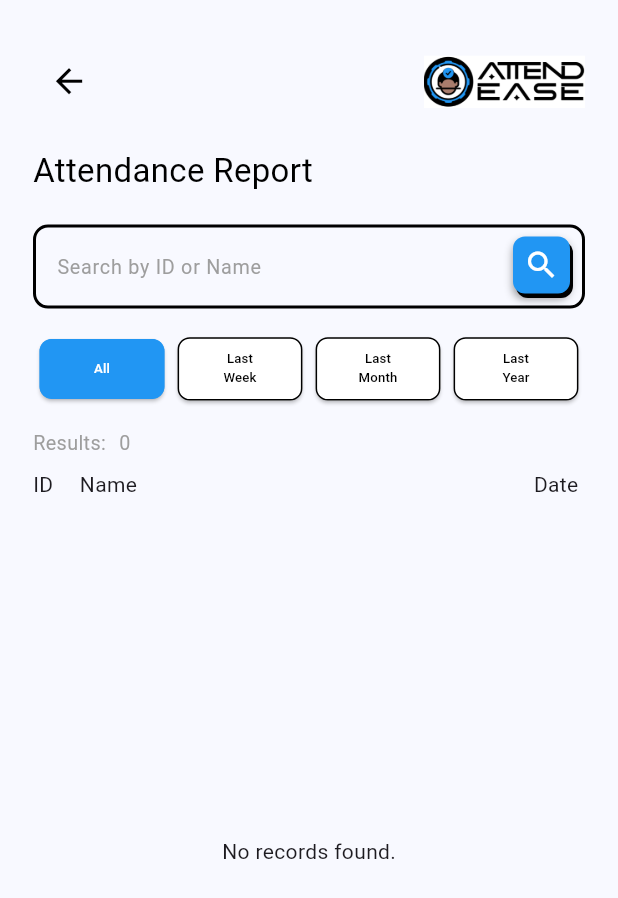
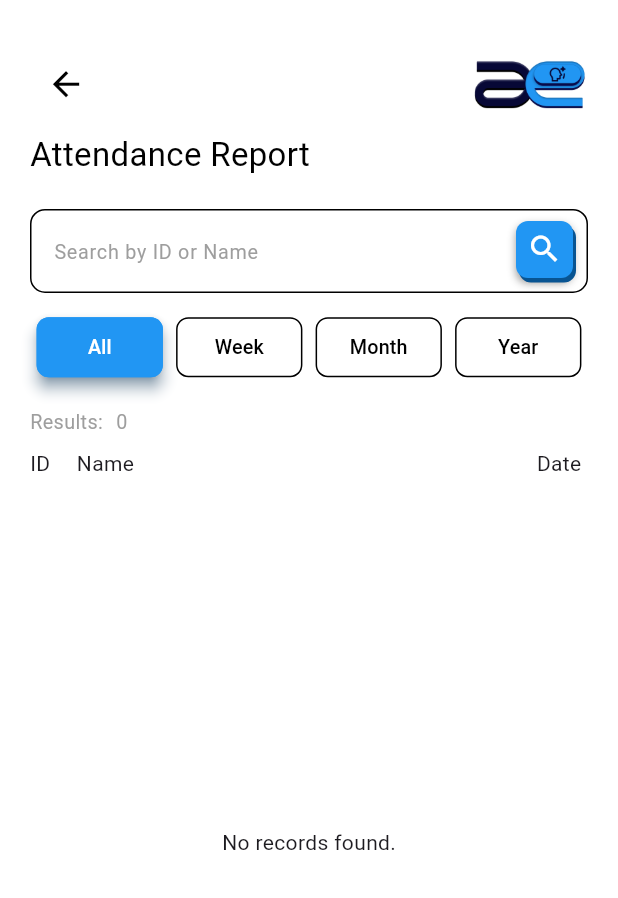
Before and after one commit to Hammadyousaf1/AttendEase, a Flutter app: the screen it shows after launch, item 4 of the bottom bar chosen, after a tap on the "search" icon, on a phone screen of 412 x 824 dp. Shown: the top 898 px of the screen. Run offline on Flutter 3.47's test engine with Material 3 defaults, Android fonts, the phone set to English and light mode, and no system bars; our stand-ins replace camera, carousel_slider, flutter_screenutil, google_fonts, google_nav_bar, permission_handler and 1 more; missing offline and left inert: google_mlkit_face_detection; accounts and stored records are empty.

Commit message:
All Done

```diff
--- a/ae/lib/Dashboard.dart
+++ b/ae/lib/Dashboard.dart
@@ -68,11 +68,27 @@ class _DashboardScreenState extends State<DashboardScreen> {
       builder: (context, child) {
         return Theme(
           data: Theme.of(context).copyWith(
-            textTheme: GoogleFonts.kronaOneTextTheme(),
+            textTheme: GoogleFonts.kronaOneTextTheme(
+              TextTheme(
+                bodySmall: TextStyle(
+                    fontSize: 12.sp,
+                    color: Colors.grey), // Consistent with search hint text
+              ),
+            ),
             datePickerTheme: DatePickerThemeData(
               shape: RoundedRectangleBorder(
                 borderRadius: BorderRadius.circular(8.r),
               ),
+              dayStyle: GoogleFonts.kronaOne(
+                  fontSize: 12.sp, // Matches other text sizes in app
+                  color: Colors.blue),
+              yearStyle: GoogleFonts.kronaOne(
+                  fontSize: 12.sp, color: Colors.grey), // Matches results text
+              headerHeadlineStyle: GoogleFonts.kronaOne(
+                  fontSize: 24.sp,
+                  color: Colors.black), // Matches dashboard title
+              weekdayStyle: GoogleFonts.kronaOne(
+                  fontSize: 12.sp, color: Colors.grey), // Matches results text
             ),
           ),
           child: child!,
@@ -108,12 +124,12 @@ class _DashboardScreenState extends State<DashboardScreen> {
                   onPressed: () => Navigator.pop(context),
                 ),
                 Image.asset(
-                  'assets/logo2.png',
-                  height: 35.h,
+                  'assets/logo5.png',
+                  height: 55.h,
                 ),
               ],
             ),
-            SizedBox(height: 20.h),
+            SizedBox(height: 4.h),
             Text(
               "Dashboard",
               style: TextStyle(fontSize: 20.sp),
@@ -127,11 +143,42 @@ class _DashboardScreenState extends State<DashboardScreen> {
               style: TextStyle(fontSize: 12.sp),
               decoration: InputDecoration(
                 labelText: "Select Date",
-                contentPadding:
-                    EdgeInsets.symmetric(vertical: 20.h, horizontal: 12.w),
-                suffixIcon: IconButton(
-                  icon: Icon(Icons.calendar_today, color: Colors.blue),
-                  onPressed: () => _selectDate(context),
+                contentPadding: EdgeInsets.symmetric(
+                    vertical: 20.h,
+                    horizontal: 12.w), // Increased vertical padding
+                suffixIcon: Padding(
+                  padding: EdgeInsets.only(right: 12.w, top: 4.h, bottom: 6.h),
+                  child: Container(
+                    width: 30.w,
+                    height: 30.w,
+                    decoration: BoxDecoration(
+                      borderRadius: BorderRadius.circular(8.r),
+                      color: Colors.blue,
+                      border: Border.all(
+                        color: Colors.black.withOpacity(0.3),
+                        width: 1.w,
+                      ),
+                      boxShadow: [
+                        BoxShadow(
+                          color: const Color.fromARGB(255, 0, 0, 0)
+                              .withOpacity(0.4),
+                          blurRadius: 4.r,
+                          offset: Offset(0, 3.h),
+                        ),
+                        BoxShadow(
+                          color: Color.fromARGB(255, 8, 84, 146),
+                          offset: Offset(2.w, 3.h),
+                        ),
+                      ],
+                    ),
+                    child: IconButton(
+                      icon: Icon(Icons.calendar_today,
+                          color: const Color.fromARGB(255, 255, 255, 255),
+                          size: 20.w),
+                      onPressed: () => _selectDate(context),
+                      padding: EdgeInsets.zero,
+                    ),
+                  ),
                 ),
                 border: OutlineInputBorder(
                   borderRadius: BorderRadius.circular(8.r),
@@ -150,13 +197,13 @@ class _DashboardScreenState extends State<DashboardScreen> {
                     child: _buildCard("Enrolled", enrolledCount.toString())),
               ],
             ),
-            SizedBox(height: 30.h),
+            SizedBox(height: 20.h),
 
             Text(
               'Daily Report',
               style: TextStyle(fontSize: 18.sp),
             ),
-            SizedBox(height: 16.h),
+            SizedBox(height: 8.h),
 
             Row(
               children: [
@@ -164,7 +211,10 @@ class _DashboardScreenState extends State<DashboardScreen> {
                 SizedBox(width: 28.w),
                 Text('Name', style: TextStyle(fontSize: 14.sp)),
                 SizedBox(width: 140.w),
-                Text('Time', style: TextStyle(fontSize: 14.sp))
+                Expanded(
+                    child: Align(
+                        alignment: Alignment.centerRight,
+                        child: Text('Time', style: TextStyle(fontSize: 14.sp))))
               ],
             ),
 
@@ -200,7 +250,8 @@ class _DashboardScreenState extends State<DashboardScreen> {
                                     child: Text(
                                       student['user_id'],
                                       style: TextStyle(
-                                          fontSize: 14.sp, color: Colors.grey),
+                                          fontSize: 14.sp,
+                                          color: Colors.black.withOpacity(0.7)),
                                     ),
                                   ),
                                   SizedBox(width: 0.w),
@@ -209,7 +260,8 @@ class _DashboardScreenState extends State<DashboardScreen> {
                                     child: Text(
                                       student['user_name'],
                                       style: TextStyle(
-                                          fontSize: 14.sp, color: Colors.grey),
+                                          fontSize: 14.sp,
+                                          color: Colors.black.withOpacity(0.7)),
                                     ),
                                   ),
                                   Expanded(
@@ -217,7 +269,8 @@ class _DashboardScreenState extends State<DashboardScreen> {
                                       DateFormat.jm().format(
                                           DateTime.parse(student['timestamp'])),
                                       style: TextStyle(
-                                          fontSize: 14.sp, color: Colors.grey),
+                                          fontSize: 14.sp,
+                                          color: Colors.black.withOpacity(0.7)),
                                       textAlign: TextAlign.end,
                                     ),
                                   ),
@@ -241,9 +294,28 @@ class _DashboardScreenState extends State<DashboardScreen> {
                 child: Container(
                   width: MediaQuery.of(context).size.width * 0.15,
                   height: MediaQuery.of(context).size.height * 0.06,
+                  padding: EdgeInsets.all(0.w),
+                  margin: EdgeInsets.only(
+                      bottom: MediaQuery.of(context).size.height * 0.008),
                   decoration: BoxDecoration(
                     color: Colors.blue,
-                    borderRadius: BorderRadius.circular(8.r),
+                    border: Border.all(
+                      color: Colors.black.withOpacity(0.3),
+                      width: 1.w,
+                    ),
+                    boxShadow: [
+                      BoxShadow(
+                        color:
+                            const Color.fromARGB(255, 0, 0, 0).withOpacity(0.4),
+                        blurRadius: 4.r,
+                        offset: Offset(0, 3.h),
+                      ),
+                      BoxShadow(
+                        color: Color.fromARGB(255, 8, 84, 146),
+                        offset: Offset(2.7.w, 3.7.h),
+                      ),
+                    ],
+                    borderRadius: BorderRadius.circular(12.r),
                   ),
                   child: Icon(Icons.search, color: Colors.white, size: 24.w),
                 ),
--- a/ae/lib/Home_Screen.dart
+++ b/ae/lib/Home_Screen.dart
@@ -26,8 +26,8 @@ class _HomeScreenState extends State<HomeScreen> with TickerProviderStateMixin {
   @override
   void initState() {
     super.initState();
-    Controller =
-        AnimationController(vsync: this, duration: Duration(milliseconds: 800));
+    Controller = AnimationController(
+        vsync: this, duration: Duration(milliseconds: 1200));
     animation = Tween<Offset>(begin: Offset(0, 1), end: Offset.zero).animate(
         CurvedAnimation(parent: Controller, curve: Curves.easeOutBack));
     Controller2 = AnimationController(
@@ -73,11 +73,8 @@ class _HomeScreenState extends State<HomeScreen> with TickerProviderStateMixin {
               opacity: animation2,
               child: Row(
                 mainAxisAlignment: MainAxisAlignment.spaceBetween,
+                crossAxisAlignment: CrossAxisAlignment.center,
                 children: [
-                  Image.asset(
-                    'assets/logo2.png',
-                    height: 40.h,
-                  ),
                   Text(
                     'WELCOME',
                     style: TextStyle(
@@ -85,12 +82,13 @@ class _HomeScreenState extends State<HomeScreen> with TickerProviderStateMixin {
                         fontSize: 28.sp,
                         letterSpacing: -4.0), // Reduced letter spacing
                   ),
+                  Image.asset(
+                    'assets/logo5.png',
+                    height: 55.h,
+                  ),
                 ],
               ),
             ),
-          ),
-          SizedBox(
-            height: 12.h,
           ),
           FadeTransition(
             opacity: animation2,
@@ -182,8 +180,8 @@ class _HomeScreenState extends State<HomeScreen> with TickerProviderStateMixin {
                             offset: Offset(2.w, 3.h),
                           ),
                           BoxShadow(
-                            color: Colors.black,
-                            offset: Offset(3.5.w, 4.5.h),
+                            color: const Color.fromARGB(255, 8, 84, 146),
+                            offset: Offset(7.w, 4.h),
                           ),
                         ],
                       ),
@@ -222,7 +220,7 @@ class _HomeScreenState extends State<HomeScreen> with TickerProviderStateMixin {
                   child: Container(
                       decoration: BoxDecoration(
                         color: Colors.blue,
-                        borderRadius: BorderRadius.circular(10.r),
+                        borderRadius: BorderRadius.circular(16.r),
                         border: Border.all(
                           color: Colors.black.withOpacity(0.3),
                           width: 1.w,
@@ -235,8 +233,8 @@ class _HomeScreenState extends State<HomeScreen> with TickerProviderStateMixin {
                             offset: Offset(2.w, 3.h),
                           ),
                           BoxShadow(
-                            color: Colors.black,
-                            offset: Offset(4.w, 5.h),
+                            color: const Color.fromARGB(255, 8, 84, 146),
+                            offset: Offset(7.w, 4.h),
                           ),
                         ],
                       ),
--- a/ae/lib/Navigation_bar.dart
+++ b/ae/lib/Navigation_bar.dart
@@ -37,45 +37,73 @@ class _NavState extends State<Nav> {
             selectedIndex: currentindex,
             activeColor: Colors.blue,
             tabMargin: EdgeInsets.symmetric(
-                horizontal: 15, vertical: 8), // Reduce vertical padding
+                horizontal: 14.5, vertical: 8), // Reduce vertical padding
             padding: EdgeInsets.symmetric(
                 horizontal: 12, vertical: 12), // Add margin on left and right
             tabs: [
               GButton(
                 icon: Icons.home,
-                text: ' Home',
+                text: '   Home',
                 iconSize: 20,
-                textStyle: TextStyle(fontSize: 10, color: Colors.blue),
-                iconColor: Colors.blue,
-                backgroundColor:
-                    const Color.fromARGB(255, 0, 0, 0).withOpacity(0.1),
+                textStyle: TextStyle(
+                    fontSize: 10,
+                    color: currentindex == 0 ? Colors.blue : Colors.black),
+                iconColor: currentindex == 0 ? Colors.blue : Colors.black,
+                border: currentindex == 0
+                    ? Border.all(
+                        color: Colors.blue,
+                        width: 1,
+                      )
+                    : null,
+                borderRadius: BorderRadius.circular(8),
               ),
               GButton(
-                icon: Icons.person_sharp,
-                text: 'Attendence',
+                icon: Icons.face_retouching_natural_sharp,
+                text: '   Attendence',
                 iconSize: 20,
-                textStyle: TextStyle(fontSize: 10, color: Colors.blue),
-                iconColor: Colors.blue,
-                backgroundColor:
-                    const Color.fromARGB(255, 0, 0, 0).withOpacity(0.1),
+                textStyle: TextStyle(
+                    fontSize: 10,
+                    color: currentindex == 1 ? Colors.blue : Colors.black),
+                iconColor: currentindex == 1 ? Colors.blue : Colors.black,
+                border: currentindex == 1
+                    ? Border.all(
+                        color: Colors.blue,
+                        width: 1,
+                      )
+                    : null,
+                borderRadius: BorderRadius.circular(8),
               ),
               GButton(
-                icon: Icons.supervised_user_circle_sharp,
-                text: 'User',
+                icon: Icons.group,
+                text: '  Users List',
                 iconSize: 20,
-                textStyle: TextStyle(fontSize: 10, color: Colors.blue),
-                iconColor: Colors.blue,
-                backgroundColor:
-                    const Color.fromARGB(255, 0, 0, 0).withOpacity(0.1),
+                textStyle: TextStyle(
+                    fontSize: 10,
+                    color: currentindex == 2 ? Colors.blue : Colors.black),
+                iconColor: currentindex == 2 ? Colors.blue : Colors.black,
+                border: currentindex == 2
+                    ? Border.all(
+                        color: Colors.blue,
+                        width: 1,
+                      )
+                    : null,
+                borderRadius: BorderRadius.circular(8),
               ),
               GButton(
-                icon: Icons.dashboard,
-                text: '  Dashboard',
+                icon: Icons.space_dashboard_sharp,
+                text: ' Dashboard',
                 iconSize: 20,
-                textStyle: TextStyle(fontSize: 10, color: Colors.blue),
-                iconColor: Colors.blue,
-                backgroundColor:
-                    const Color.fromARGB(255, 0, 0, 0).withOpacity(0.1),
+                textStyle: TextStyle(
+                    fontSize: 10,
+                    color: currentindex == 3 ? Colors.blue : Colors.black),
+                iconColor: currentindex == 3 ? Colors.blue : Colors.black,
+                border: currentindex == 3
+                    ? Border.all(
+                        color: Colors.blue,
+                        width: 1,
+                      )
+                    : null,
+                borderRadius: BorderRadius.circular(8),
               ),
             ]),
       ),
--- a/ae/lib/reports_Screen.dart
+++ b/ae/lib/reports_Screen.dart
@@ -100,8 +100,9 @@ class _ReportsScreenState extends State<searchuser> {
   @override
   Widget build(BuildContext context) {
     return Scaffold(
+      backgroundColor: Colors.white,
       body: Padding(
-        padding: const EdgeInsets.all(22.0),
+        padding: const EdgeInsets.all(20.0),
         child: Column(
           crossAxisAlignment: CrossAxisAlignment.start,
           children: [
@@ -115,12 +116,12 @@ class _ReportsScreenState extends State<searchuser> {
                   onPressed: () => Navigator.pop(context),
                 ),
                 Image.asset(
-                  'assets/logo2.png',
-                  height: 35.h,
+                  'assets/logo5.png',
+                  height: 55.h,
                 ),
               ],
             ),
-            SizedBox(height: 20.h),
+            SizedBox(height: 4.h),
 
             /// Title
             Text(
@@ -165,9 +166,7 @@ class _ReportsScreenState extends State<searchuser> {
                             offset: Offset(0, 3.h),
                           ),
                           BoxShadow(
-                            color: Colors.black,
-                            spreadRadius: 0,
-                            blurRadius: 0,
+                            color: Color.fromARGB(255, 8, 84, 146),
                             offset: Offset(2, 3),
                           ),
                         ]),
@@ -175,7 +174,7 @@ class _ReportsScreenState extends State<searchuser> {
                   ),
                 ),
                 enabledBorder: OutlineInputBorder(
-                  borderSide: BorderSide(color: Colors.black, width: 2.0),
+                  borderSide: BorderSide(color: Colors.black, width: 1.0),
                   borderRadius: BorderRadius.circular(10),
                 ),
                 focusedBorder: OutlineInputBorder(
@@ -187,16 +186,16 @@ class _ReportsScreenState extends State<searchuser> {
                 ),
               ),
             ),
-            SizedBox(height: 16.h),
+            SizedBox(height: 12.h),
 
             // Filter Buttons
             Row(
               mainAxisAlignment: MainAxisAlignment.spaceBetween,
               children: [
                 _buildFilterButton('All', 'all'),
-                _buildFilterButton('Last\nWeek', 'last_week'),
-                _buildFilterButton('Last\nMonth', 'last_month'),
-                _buildFilterButton('Last\nYear', 'last_year'),
+                _buildFilterButton('Week', 'last_week'),
+                _buildFilterButton('Month', 'last_month'),
+                _buildFilterButton('Year', 'last_year'),
               ],
             ),
             SizedBox(height: 16.h),
@@ -266,14 +265,20 @@ class _ReportsScreenState extends State<searchuser> {
                             child: Row(
                               children: [
                                 Text(result['user_id'] ?? 'N/A',
-                                    style: TextStyle(fontSize: 12.sp)),
+                                    style: TextStyle(
+                                        fontSize: 14.sp,
+                                        fontWeight: FontWeight.w200)),
                                 SizedBox(width: 25.w),
                                 Text(result['user_name'] ?? 'Unknown',
-                                    style: TextStyle(fontSize: 12.sp)),
+                                    style: TextStyle(
+                                        fontSize: 14.sp,
+                                        fontWeight: FontWeight.w100)),
                                 Expanded(child: Container()),
                                 Text(
                                     DateFormat('dd-MM-yyyy').format(parsedDate),
-                                    style: TextStyle(fontSize: 12.sp)),
+                                    style: TextStyle(
+                                        fontSize: 14.sp,
+                                        fontWeight: FontWeight.w100)),
                               ],
                             ),
                           ),
@@ -305,11 +310,16 @@ class _ReportsScreenState extends State<searchuser> {
                       ? Colors.blue
                       : const Color.fromARGB(255, 0, 0, 0)),
             ),
+            elevation: _selectedFilter == filter ? 4 : 0,
+            shadowColor: _selectedFilter == filter
+                ? Color.fromARGB(255, 8, 84, 146)
+                : Colors.black,
           ),
           onPressed: () => _applyFilter(filter),
           child: Text(
             text,
-            style: TextStyle(fontSize: 8.sp),
+            style: TextStyle(
+                fontSize: 12.sp), // Increased font size from 8.sp to 12.sp
             textAlign: TextAlign.center,
           ),
         ),
```
Also changed, not shown: ae/lib/InputUserDetailScreen.dart (+8 -4 lines), ae/lib/UserManagement.dart (+27 -26 lines), ae/assets/Button1.png (deleted), ae/assets/gif4.gif (deleted), ae/assets/gif5.gif (deleted), ae/assets/logo.png (deleted), ae/assets/logo2.png (deleted), ae/assets/logo5.png (added).
